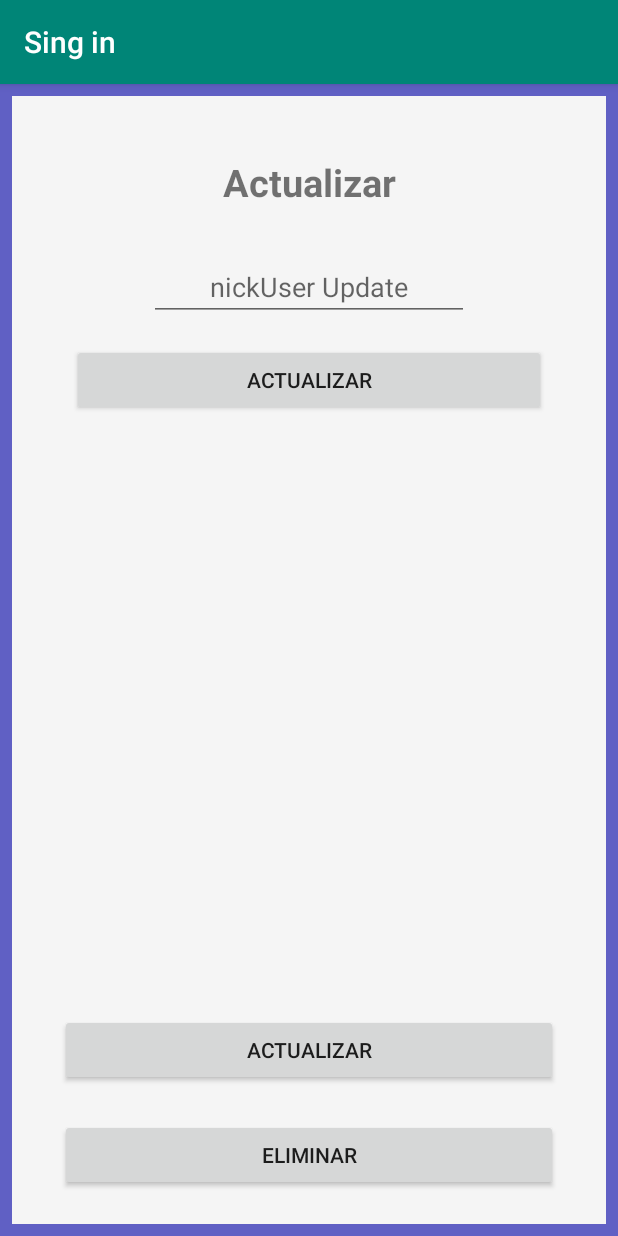
After one commit to Jorston/Singing_App, an Android app: the fragment DeUpdate placed in its activity, on a phone screen of 412 x 824 dp. The commit adds this screen. Run offline under Robolectric (Android 15) with nearby library versions, the light colour scheme and no system bars.

Commit message:
implements buton delete and fragment delete and update

```diff
--- a/app/src/main/java/com/example/app/ConexionPSQL/ConexionPsql.java
+++ b/app/src/main/java/com/example/app/ConexionPSQL/ConexionPsql.java
@@ -14,9 +14,9 @@ public class ConexionPsql {
 
             Class.forName("org.postgresql.Driver");
 
-            conect = DriverManager.getConnection("jdbc:postgresql://192.168.0.22:5432/evelyn","evelyn","berezin");
+            //conect = DriverManager.getConnection("jdbc:postgresql://192.168.0.22:5432/evelyn","evelyn","berezin");
 
-            //conect = DriverManager.getConnection("jdbc:postgresql://192.168.0.85:5432/postgres","postgres","admin@123");
+            conect = DriverManager.getConnection("jdbc:postgresql://192.168.0.85:5432/postgres","postgres","admin@123");
             //conect = DriverManager.getConnection("jdbc:postgresql://localhost:5432/","postgres","admin@123");
             //conect = DriverManager.getConnection("jdbc:postgresql://192.168.0.22:5432/evelyn","evelyn","berezin");
             //conect = DriverManager.getConnection("jdbc:postgresql://localhost:5432/","postgres","admin@123");
--- /dev/null
+++ b/app/src/main/java/com/example/app/Interfaces/DeUpdate.java
@@ -0,0 +1,69 @@
+package com.example.app.Interfaces;
+
+import android.content.Context;
+import android.net.Uri;
+import android.os.Bundle;
+import androidx.fragment.app.Fragment;
+import android.view.LayoutInflater;
+import android.view.View;
+import android.view.ViewGroup;
+import com.example.app.R;
+
+public class DeUpdate extends Fragment {
+
+    private OnFragmentInteractionListener mListener;
+
+    public DeUpdate() {
+        // Required empty public constructor
+    }
+
+    public static DeUpdate newInstance(String param1, String param2) {
+        DeUpdate fragment = new DeUpdate();
+        Bundle args = new Bundle();
+        return fragment;
+    }
+
+    @Override
+    public void onCreate(Bundle savedInstanceState) {
+        super.onCreate(savedInstanceState);
+        if (getArguments() != null) {
+
+        }
+    }
+
+    @Override
+    public View onCreateView(LayoutInflater inflater, ViewGroup container,
+                             Bundle savedInstanceState) {
+        // Inflate the layout for this fragment
+        return inflater.inflate(R.layout.fragment_de_update, container, false);
+    }
+
+
+    public void onButtonPressed(Uri uri) {
+        if (mListener != null) {
+            mListener.onFragmentInteraction(uri);
+        }
+    }
+
+    @Override
+    public void onAttach(Context context) {
+        super.onAttach(context);
+        if (context instanceof OnFragmentInteractionListener) {
+            mListener = (OnFragmentInteractionListener) context;
+        } else {
+            throw new RuntimeException(context.toString()
+                    + " must implement OnFragmentInteractionListener");
+        }
+    }
+
+    @Override
+    public void onDetach() {
+        super.onDetach();
+        mListener = null;
+    }
+
+    public interface OnFragmentInteractionListener {
+        // TODO: Update argument type and name
+        void onFragmentInteraction(Uri uri);
+    }
+}
--- /dev/null
+++ b/app/src/main/java/com/example/app/Interfaces/Delete.java
@@ -0,0 +1,70 @@
+package com.example.app.Interfaces;
+
+import android.content.Context;
+import android.net.Uri;
+import android.os.Bundle;
+import androidx.fragment.app.Fragment;
+import android.view.LayoutInflater;
+import android.view.View;
+import android.view.ViewGroup;
+import com.example.app.R;
+
+
+public class Delete extends Fragment {
+
+    private OnFragmentInteractionListener mListener;
+
+    public Delete() {
+        // Required empty public constructor
+    }
+
+    public static Delete newInstance(String param1, String param2) {
+        Delete fragment = new Delete();
+        Bundle args = new Bundle();
+        return fragment;
+    }
+
+    @Override
+    public void onCreate(Bundle savedInstanceState) {
+        super.onCreate(savedInstanceState);
+        if (getArguments() != null) {
+
+        }
+    }
+
+    @Override
+    public View onCreateView(LayoutInflater inflater, ViewGroup container,
+                             Bundle savedInstanceState) {
+        // Inflate the layout for this fragment
+        return inflater.inflate(R.layout.fragment_delete, container, false);
+    }
+
+    // TODO: Rename method, update argument and hook method into UI event
+    public void onButtonPressed(Uri uri) {
+        if (mListener != null) {
+            mListener.onFragmentInteraction(uri);
+        }
+    }
+
+    @Override
+    public void onAttach(Context context) {
+        super.onAttach(context);
+        if (context instanceof OnFragmentInteractionListener) {
+            mListener = (OnFragmentInteractionListener) context;
+        } else {
+            throw new RuntimeException(context.toString()
+                    + " must implement OnFragmentInteractionListener");
+        }
+    }
+
+    @Override
+    public void onDetach() {
+        super.onDetach();
+        mListener = null;
+    }
+
+    public interface OnFragmentInteractionListener {
+        // TODO: Update argument type and name
+        void onFragmentInteraction(Uri uri);
+    }
+}
--- /dev/null
+++ b/app/src/main/java/com/example/app/Interfaces/DeleteUpdate.java
@@ -0,0 +1,61 @@
+package com.example.app.Interfaces;
+
+import androidx.appcompat.app.AppCompatActivity;
+import androidx.fragment.app.Fragment;
+import androidx.fragment.app.FragmentTransaction;
+import android.net.Uri;
+import android.os.Bundle;
+import android.view.View;
+import android.widget.Button;
+import com.example.app.R;
+
+public class DeleteUpdate extends AppCompatActivity implements Delete.OnFragmentInteractionListener,DeUpdate.OnFragmentInteractionListener {
+
+    Button botonActualizar,botonEliminar;
+
+    @Override
+    protected void onCreate(Bundle savedInstanceState) {
+        super.onCreate(savedInstanceState);
+
+        setContentView(R.layout.activity_delete_update);
+
+        botonActualizar = findViewById(R.id.btnActualizar);
+
+        botonEliminar = findViewById(R.id.btnEliminarinFragment);
+
+        botonActualizar.setOnClickListener(new View.OnClickListener() {
+            @Override
+            public void onClick(View v) {
+
+                Fragment update = new DeUpdate();
+
+                FragmentTransaction transactionUpdate = getSupportFragmentManager().beginTransaction();
+
+                transactionUpdate.replace(R.id.contenedor_delete_update,update);
+
+                transactionUpdate.commit();
+            }
+        });
+
+        botonEliminar.setOnClickListener(new View.OnClickListener() {
+            @Override
+            public void onClick(View v) {
+                Fragment delete = new Delete();
+
+                FragmentTransaction transactionDelete = getSupportFragmentManager().beginTransaction();
+
+                transactionDelete.replace(R.id.contenedor_delete_update,delete);
+
+                transactionDelete.commit();
+
+            }
+        });
+
+
+    }
+
+    @Override
+    public void onFragmentInteraction(Uri uri) {
+
+    }
+}
--- /dev/null
+++ b/app/src/main/res/layout/activity_delete_update.xml
@@ -0,0 +1,40 @@
+<?xml version="1.0" encoding="utf-8"?>
+<RelativeLayout xmlns:android="http://schemas.android.com/apk/res/android"
+    xmlns:tools="http://schemas.android.com/tools"
+    android:layout_width="match_parent"
+    android:layout_height="match_parent"
+    tools:context=".Interfaces.DeleteUpdate"
+    android:background="@color/mainBackGround">
+    <FrameLayout
+        android:layout_width="match_parent"
+        android:layout_height="match_parent"
+        android:id="@+id/contenedor_delete_update">
+        <fragment
+            android:layout_width="match_parent"
+            android:layout_height="match_parent"
+            android:name="com.example.app.Interfaces.Delete"
+            tools:layout="@layout/fragment_delete">
+
+        </fragment>
+        <Button
+            android:id="@+id/btnActualizar"
+            android:layout_width="match_parent"
+            android:layout_height="wrap_content"
+            android:layout_marginLeft="40dp"
+            android:layout_marginRight="40dp"
+            android:layout_marginBottom="100dp"
+            android:layout_gravity="bottom"
+            android:text="Actualizar" />
+        <Button
+            android:id="@+id/btnEliminarinFragment"
+            android:layout_width="match_parent"
+            android:layout_height="wrap_content"
+            android:layout_marginLeft="40dp"
+            android:layout_marginRight="40dp"
+            android:layout_marginBottom="30dp"
+            android:layout_gravity="bottom"
+            android:text="Eliminar" />
+
+    </FrameLayout>
+
+</RelativeLayout>
--- /dev/null
+++ b/app/src/main/res/layout/fragment_de_update.xml
@@ -0,0 +1,66 @@
+<?xml version="1.0" encoding="utf-8"?>
+<LinearLayout xmlns:android="http://schemas.android.com/apk/res/android"
+    xmlns:app="http://schemas.android.com/apk/res-auto"
+    xmlns:tools="http://schemas.android.com/tools"
+    android:layout_width="match_parent"
+    android:layout_height="match_parent"
+    tools:context=".Interfaces.FormRegister"
+    android:background="@color/mainBackGround"
+    android:orientation="vertical">
+
+
+
+    <LinearLayout
+        android:layout_width="match_parent"
+        android:layout_height="match_parent"
+        android:layout_margin="8dp"
+        android:background="#f5f5f5"
+        android:orientation="vertical">
+
+        <TextView
+            android:layout_width="match_parent"
+            android:layout_height="wrap_content"
+            android:layout_marginBottom="30dp"
+            android:gravity="center"
+            android:paddingTop="10dp"
+            android:textSize="25dp"
+            android:text="Actualizar"
+            android:layout_marginTop="30dp"
+            android:textStyle="bold" />
+
+
+
+        <TableLayout
+            android:layout_width="match_parent"
+            android:layout_height="wrap_content"
+
+            >
+
+            <TableRow
+                android:layout_width="match_parent"
+                android:layout_height="match_parent"
+                android:layout_marginBottom="15dp"
+                android:gravity="center">
+
+                <EditText
+                    android:id="@+id/textnick"
+                    android:layout_width="match_parent"
+                    android:layout_height="wrap_content"
+                    android:ems="10"
+                    android:gravity="center"
+                    android:hint="nickUser Update"
+                    android:inputType="textPersonName" />
+            </TableRow>
+        </TableLayout>
+
+        <Button
+            android:id="@+id/Actualizar"
+            android:layout_width="match_parent"
+            android:layout_height="wrap_content"
+            android:layout_marginLeft="40dp"
+            android:layout_marginRight="40dp"
+            android:layout_marginBottom="30dp"
+            android:text="Actualizar" />
+
+    </LinearLayout>
+</LinearLayout>
```
Also changed, not shown: app/src/main/AndroidManifest.xml (+5 -2 lines), app/src/main/java/com/example/app/Interfaces/FormRegister.java (+24 -3 lines), app/src/main/res/layout/activity_form_register.xml (+8 -0 lines), app/src/main/res/layout/fragment_delete.xml (added, +66 -0 lines).
